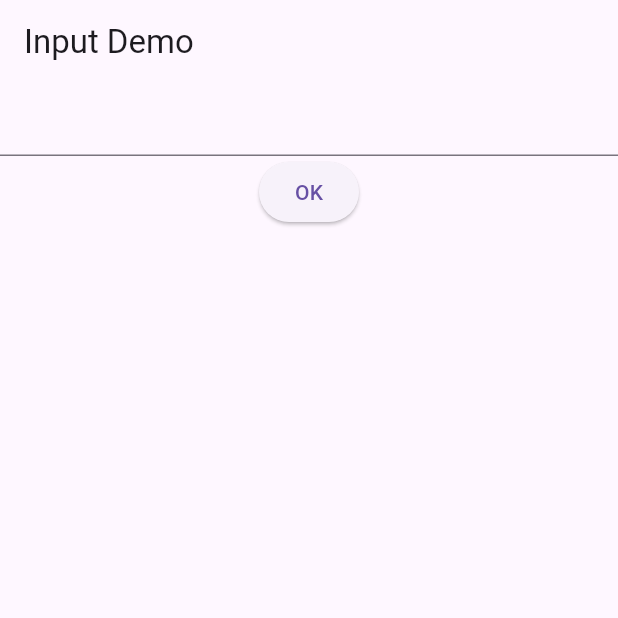
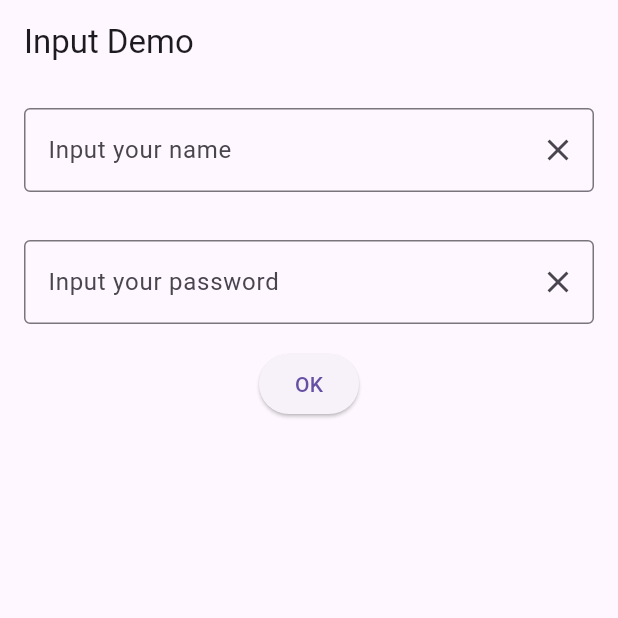
Before and after one commit to noobydev546/moblieapp, a Flutter app: the screen it shows after launch, after a tap on "OK", on a phone screen of 412 x 824 dp, the top half of it. Run offline on Flutter 3.47's test engine with Material 3 defaults, Android fonts, the phone set to English and light mode, and no system bars.

Commit message:
Update UI

```diff
--- a/lib/main.dart
+++ b/lib/main.dart
@@ -2,5 +2,5 @@ import 'package:flutter/material.dart';
 import 'package:moblieapp/week01/Input.dart';
 
 void main() {
-  runApp(MaterialApp(home: InputDemo()));
+  runApp(MaterialApp(home: InputDemo(), debugShowCheckedModeBanner: false));
 }
--- a/lib/week01/Input.dart
+++ b/lib/week01/Input.dart
@@ -10,6 +10,7 @@ class InputDemo extends StatefulWidget {
 class _InputDemoState extends State<InputDemo> {
   String message = '';
   TextEditingController tcName = TextEditingController();
+  TextEditingController tcPassword = TextEditingController();
 
   void updatemessage() {
     setState(() {
@@ -23,8 +24,36 @@ class _InputDemoState extends State<InputDemo> {
       appBar: AppBar(title: Text('Input Demo')),
       body: Column(
         children: [
-          TextField(controller: tcName),
+          Padding(
+            padding: const EdgeInsets.all(16.0),
+            child: TextField(
+              controller: tcName,
+              decoration: InputDecoration(
+                border: OutlineInputBorder(),
+                labelText: 'Input your name',
+                suffixIcon: IconButton(
+                  onPressed: tcName.clear,
+                  icon: Icon(Icons.clear),
+                ),
+              ),
+            ),
+          ),
+          Padding(
+            padding: const EdgeInsets.all(16.0),
+            child: TextField(
+              controller: tcName,
+              decoration: InputDecoration(
+                border: OutlineInputBorder(),
+                labelText: 'Input your password',
+                suffixIcon: IconButton(
+                  onPressed: tcPassword.clear,
+                  icon: Icon(Icons.clear),
+                ),
+              ),
+            ),
+          ),
           ElevatedButton(onPressed: updatemessage, child: Text('OK')),
+          SizedBox(height: 16),
           Text(message),
         ],
       ),
```
